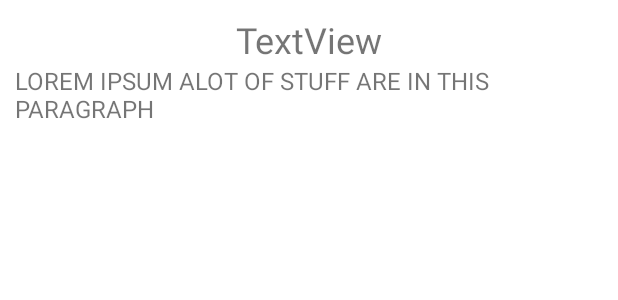
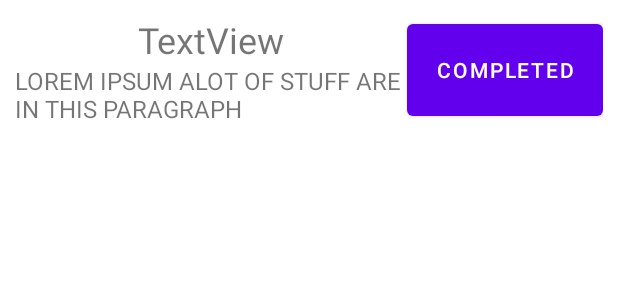
Before and after one commit to o-almasri/My-Medication-Tracker, an Android app: the layout card.xml on its own in the app's theme, with its tools: preview values and no code run, on a phone screen of 412 x 824 dp. Shown: the top 300 px of the screen. Run offline under Robolectric (Android 15) with nearby library versions, the phone set to English and light mode, and no system bars.

Commit message:
Closes [#1]

```diff
--- a/MyMedicationTracker/app/src/main/res/layout/card.xml
+++ b/MyMedicationTracker/app/src/main/res/layout/card.xml
@@ -38,4 +38,11 @@
 
     </LinearLayout>
 
+    <Button
+        android:id="@+id/editbtn"
+        android:layout_width="match_parent"
+        android:layout_height="match_parent"
+        android:layout_weight="2"
+        android:text="Completed" />
+
 </LinearLayout>
```
Also changed, not shown: MyMedicationTracker/app/src/main/java/com/example/mymedicationtracker/adapter.kt (+27 -2 lines).
